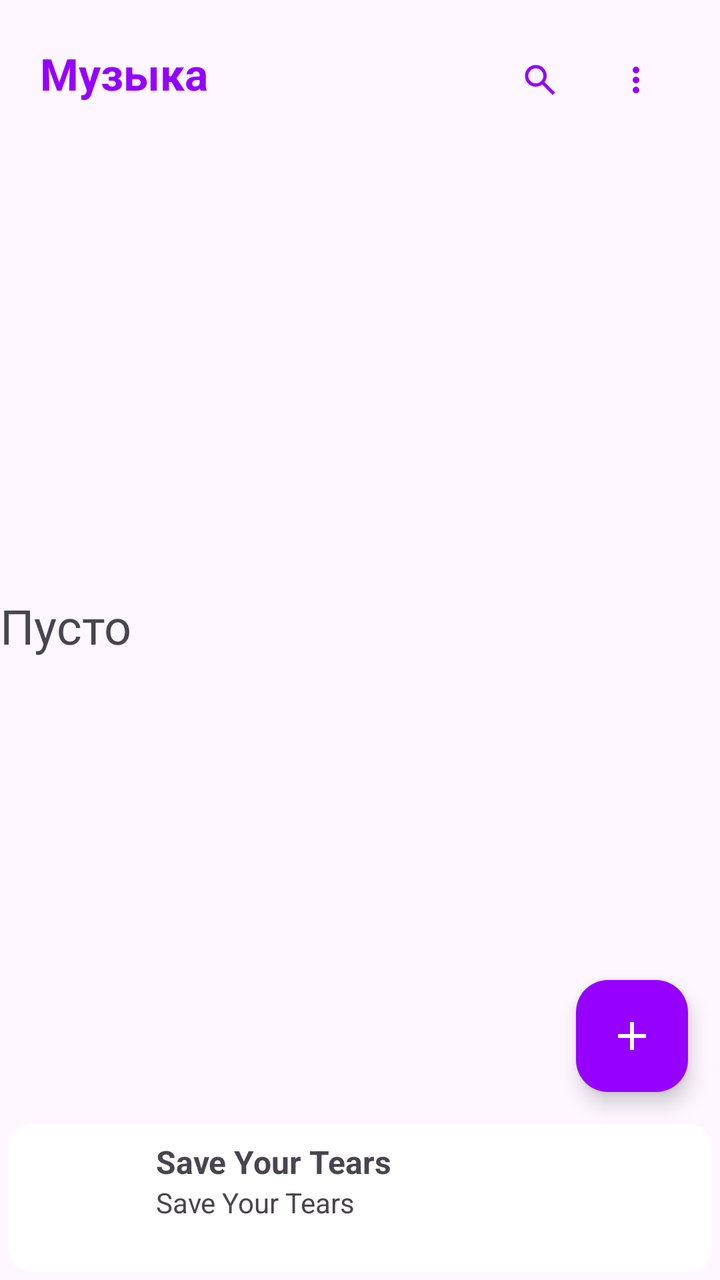
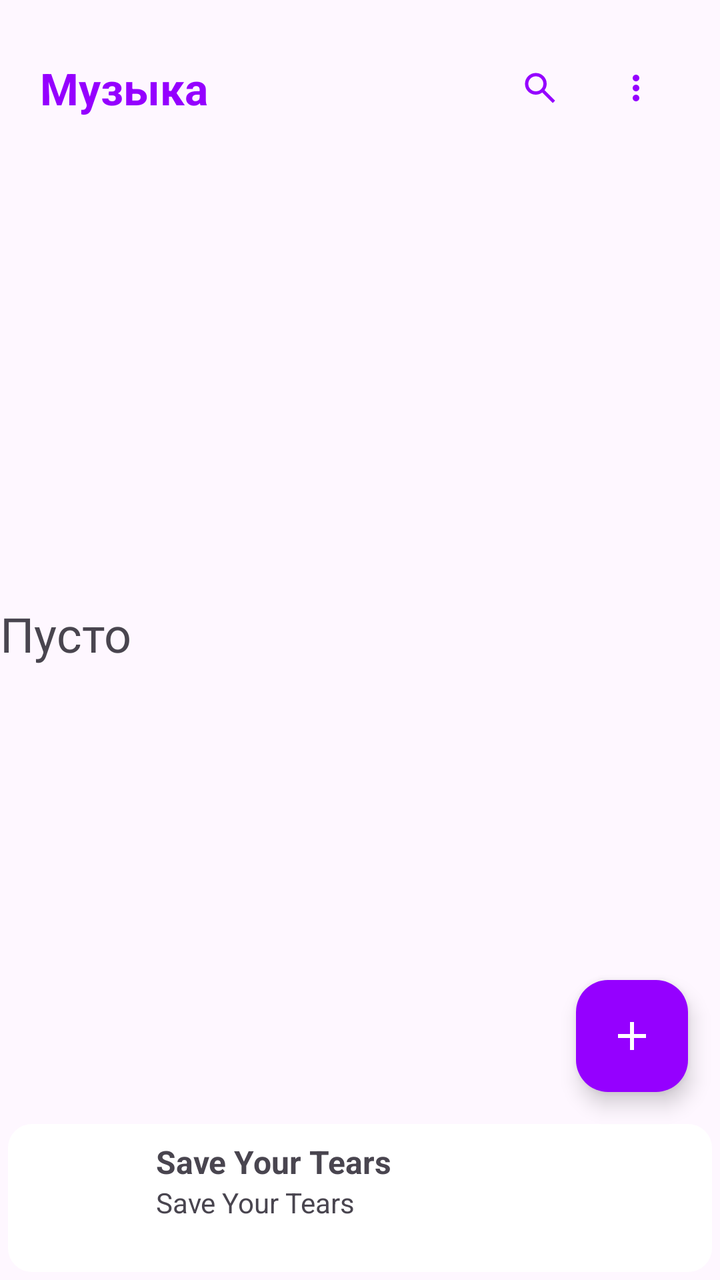

Before-and-after screenshots of an Android layout around one commit, followed by the original layout XML and the change that was made.
<!-- AndroidManifest.xml: application theme Base.Theme.MyApplication -->
<!-- res/layout/fragment_home.xml -->
<?xml version="1.0" encoding="utf-8"?>
<androidx.core.widget.NestedScrollView xmlns:android="http://schemas.android.com/apk/res/android"
    android:layout_width="match_parent"
    android:layout_height="match_parent"
    android:fillViewport="true">

    <androidx.constraintlayout.widget.ConstraintLayout xmlns:android="http://schemas.android.com/apk/res/android"
        xmlns:app="http://schemas.android.com/apk/res-auto"
        xmlns:tools="http://schemas.android.com/tools"
        android:layout_width="match_parent"
        android:layout_height="wrap_content"
        tools:context=".fragments.HomeFragment">

        <LinearLayout
            android:id="@+id/top"
            android:layout_width="match_parent"
            android:layout_height="wrap_content"
            android:layout_margin="16dp"
            app:layout_constraintTop_toTopOf="parent">

            <TextView
                android:layout_width="wrap_content"
                android:layout_height="wrap_content"
                android:layout_weight="1"
                android:padding="4dp"
                android:text="Музыка"
                android:textColor="@color/primaryColor"
                android:textSize="22sp"
                android:textStyle="bold" />

            <com.google.android.material.button.MaterialButton
                android:id="@+id/search_button"
                style="@style/Widget.Material3.Button.TextButton"
                android:layout_width="wrap_content"
                android:layout_height="wrap_content"
                android:minWidth="0dp"
                app:icon="@drawable/icon_search"
                app:iconSize="20dp"
                app:rippleColor="@null" />

            <com.google.android.material.button.MaterialButton
                android:id="@+id/more_button"
                style="@style/Widget.Material3.Button.TextButton"
                android:layout_width="wrap_content"
                android:layout_height="wrap_content"
                android:minWidth="0dp"
                app:icon="@drawable/icon_more"
                app:iconSize="20dp"
                app:rippleColor="@null" />

        </LinearLayout>

        <FrameLayout
            android:id="@+id/content_layout"
            android:layout_width="match_parent"
            android:layout_height="0dp"
            android:orientation="vertical"
            app:layout_constraintBottom_toTopOf="@+id/mini_player"
            app:layout_constraintTop_toBottomOf="@+id/top">


            <androidx.recyclerview.widget.RecyclerView
                android:id="@+id/music_recycler"
                android:layout_width="match_parent"
                android:layout_height="wrap_content" />

            <TextView
                android:id="@+id/emptyRecycler"
                android:layout_width="match_parent"
                android:layout_height="wrap_content"
                android:layout_gravity="center"
                android:text="Пусто"
                android:textAlignment="center"
                android:textSize="24dp" />
        </FrameLayout>

        <com.google.android.material.floatingactionbutton.FloatingActionButton
            android:id="@+id/FAB"
            android:layout_width="wrap_content"
            android:layout_height="wrap_content"
            android:layout_margin="16dp"
            android:src="@drawable/icon_add"
            app:layout_constraintBottom_toTopOf="@id/mini_player"
            app:layout_constraintEnd_toEndOf="parent" />


        <com.google.android.material.card.MaterialCardView
            android:id="@+id/mini_player"
            android:layout_width="match_parent"
            android:layout_height="wrap_content"
            android:layout_margin="4dp"
            android:clickable="true"
            android:focusable="true"
            app:layout_constraintBottom_toBottomOf="parent"
            app:layout_constraintEnd_toEndOf="parent"
            app:layout_constraintStart_toStartOf="parent"
            app:strokeWidth="0dp">

            <FrameLayout
                android:layout_width="match_parent"
                android:layout_height="wrap_content">

                <ProgressBar
                    android:id="@+id/backgroundProgress"
                    style="@android:style/Widget.ProgressBar.Horizontal"
                    android:layout_width="match_parent"
                    android:layout_height="match_parent"
                    android:max="100"
                    android:progressDrawable="@drawable/background_progress" />

                <LinearLayout
                    android:layout_width="match_parent"
                    android:layout_height="wrap_content"
                    android:padding="8dp">

                    <com.google.android.material.card.MaterialCardView
                        android:layout_width="wrap_content"
                        android:layout_height="wrap_content"
                        app:strokeWidth="0dp">

                        <ImageView
                            android:id="@+id/albumImage"
                            android:layout_width="58dp"
                            android:layout_height="58dp" />
                    </com.google.android.material.card.MaterialCardView>

                    <LinearLayout
                        android:layout_width="wrap_content"
                        android:layout_height="wrap_content"
                        android:layout_marginLeft="8dp"
                        android:layout_weight="1"
                        android:orientation="vertical">

                        <TextView
                            android:id="@+id/title"
                            android:layout_width="wrap_content"
                            android:layout_height="wrap_content"
                            android:ellipsize="marquee"
                            android:focusable="true"
                            android:focusableInTouchMode="true"
                            android:marqueeRepeatLimit="marquee_forever"
                            android:scrollHorizontally="true"
                            android:singleLine="true"
                            android:text="Save Your Tears"
                            android:textSize="16dp"
                            android:textStyle="bold" />

                        <TextView
                            android:id="@+id/artist"
                            android:layout_width="wrap_content"
                            android:layout_height="wrap_content"
                            android:text="Save Your Tears"
                            android:textSize="14dp" />
                    </LinearLayout>

                    <com.google.android.material.button.MaterialButton
                        android:id="@+id/play_button"
                        style="@style/Widget.Material3.Button.TextButton"
                        android:layout_width="wrap_content"
                        android:layout_height="wrap_content"
                        android:layout_gravity="center"
                        android:minWidth="0dp"
                        app:icon="@drawable/icon_play"
                        app:iconSize="30dp"
                        app:iconTint="@color/white"
                        app:rippleColor="@null" />
                </LinearLayout>
            </FrameLayout>

        </com.google.android.material.card.MaterialCardView>

    </androidx.constraintlayout.widget.ConstraintLayout>
</androidx.core.widget.NestedScrollView>
<!-- resources referenced by this layout -->
<resources>
  <color name="primaryColor">#9500FF</color>
  <color name="white">#FFFFFFFF</color>
  <!-- drawable background_progress (drawable) -->
  <layer-list xmlns:android="http://schemas.android.com/apk/res/android">
      <item android:id="@android:id/background">
          <shape>
              <solid android:color="?attr/colorSurface" />
          </shape>
      </item>
      <item android:id="@android:id/progress">
          <clip>
              <shape>
                  <solid android:color="@color/primaryColor" />
              </shape>
          </clip>
      </item>
  </layer-list>
  <!-- drawable icon_add (drawable) -->
  <vector xmlns:android="http://schemas.android.com/apk/res/android" android:height="24dp" android:tint="#000000" android:viewportHeight="960" android:viewportWidth="960" android:width="24dp">
        
      <path android:fillColor="@android:color/white" android:pathData="M440,520L200,520L200,440L440,440L440,200L520,200L520,440L760,440L760,520L520,520L520,760L440,760L440,520Z"/>
      
  </vector>
  <!-- drawable icon_more (drawable) -->
  <vector xmlns:android="http://schemas.android.com/apk/res/android"
      android:width="24dp"
      android:height="24dp"
      android:viewportWidth="960"
      android:viewportHeight="960">
    <path
        android:pathData="M480,800q-33,0 -56.5,-23.5T400,720q0,-33 23.5,-56.5T480,640q33,0 56.5,23.5T560,720q0,33 -23.5,56.5T480,800ZM480,560q-33,0 -56.5,-23.5T400,480q0,-33 23.5,-56.5T480,400q33,0 56.5,23.5T560,480q0,33 -23.5,56.5T480,560ZM480,320q-33,0 -56.5,-23.5T400,240q0,-33 23.5,-56.5T480,160q33,0 56.5,23.5T560,240q0,33 -23.5,56.5T480,320Z"
        android:fillColor="#e3e3e3"/>
  </vector>
  <!-- drawable icon_play (drawable) -->
  <vector xmlns:android="http://schemas.android.com/apk/res/android"
      android:width="24dp"
      android:height="24dp"
      android:viewportWidth="960"
      android:viewportHeight="960">
    <path
        android:pathData="M320,760v-560l440,280 -440,280ZM400,480ZM400,614 L610,480 400,346v268Z"
        android:fillColor="#e3e3e3"/>
  </vector>
  <!-- drawable icon_search (drawable) -->
  <vector xmlns:android="http://schemas.android.com/apk/res/android"
      android:width="24dp"
      android:height="24dp"
      android:viewportWidth="960"
      android:viewportHeight="960">
    <path
        android:pathData="M784,840 L532,588q-30,24 -69,38t-83,14q-109,0 -184.5,-75.5T120,380q0,-109 75.5,-184.5T380,120q109,0 184.5,75.5T640,380q0,44 -14,83t-38,69l252,252 -56,56ZM380,560q75,0 127.5,-52.5T560,380q0,-75 -52.5,-127.5T380,200q-75,0 -127.5,52.5T200,380q0,75 52.5,127.5T380,560Z"
        android:fillColor="#e3e3e3"/>
  </vector>
  <style name="Base.Theme.MyApplication" parent="Theme.Material3.DayNight.NoActionBar">
          <item name="colorPrimary">@color/primaryColor</item>
          <item name="colorOnPrimary">@color/white</item>
  
          <item name="colorPrimaryContainer">@color/primaryColor</item>
          <item name="colorOnPrimaryContainer">@color/white</item>
  
          <item name="colorSecondary">@color/primaryColor</item>
          <item name="colorSecondaryContainer">@color/primaryColor</item>
  
          <item name="colorSurface">@color/white</item>
      </style>
</resources>

<!-- the commit's change to res/layout/fragment_home.xml (unified diff, before → after) -->
@@ -14,11 +14,13 @@
         <LinearLayout
             android:id="@+id/top"
             android:layout_width="match_parent"
-            android:layout_height="wrap_content"
+            android:layout_height="56dp"
             android:layout_margin="16dp"
+            android:gravity="center_vertical"
             app:layout_constraintTop_toTopOf="parent">
 
             <TextView
+                android:id="@+id/title_music"
                 android:layout_width="wrap_content"
                 android:layout_height="wrap_content"
                 android:layout_weight="1"
@@ -28,8 +30,17 @@
                 android:textSize="22sp"
                 android:textStyle="bold" />
 
+            <SearchView
+                android:id="@+id/searchView"
+                android:layout_width="0dp"
+                android:layout_height="match_parent"
+                android:layout_weight="1"
+                android:visibility="gone"
+                app:iconifiedByDefault="false"
+                app:queryBackground="@android:color/transparent" />
+
             <com.google.android.material.button.MaterialButton
-                android:id="@+id/search_button"
+                android:id="@+id/search_click_button"
                 style="@style/Widget.Material3.Button.TextButton"
                 android:layout_width="wrap_content"
                 android:layout_height="wrap_content"
@@ -47,8 +58,8 @@
                 app:icon="@drawable/icon_more"
                 app:iconSize="20dp"
                 app:rippleColor="@null" />
+        </LinearLayout>
 
-        </LinearLayout>
 
         <FrameLayout
             android:id="@+id/content_layout"
